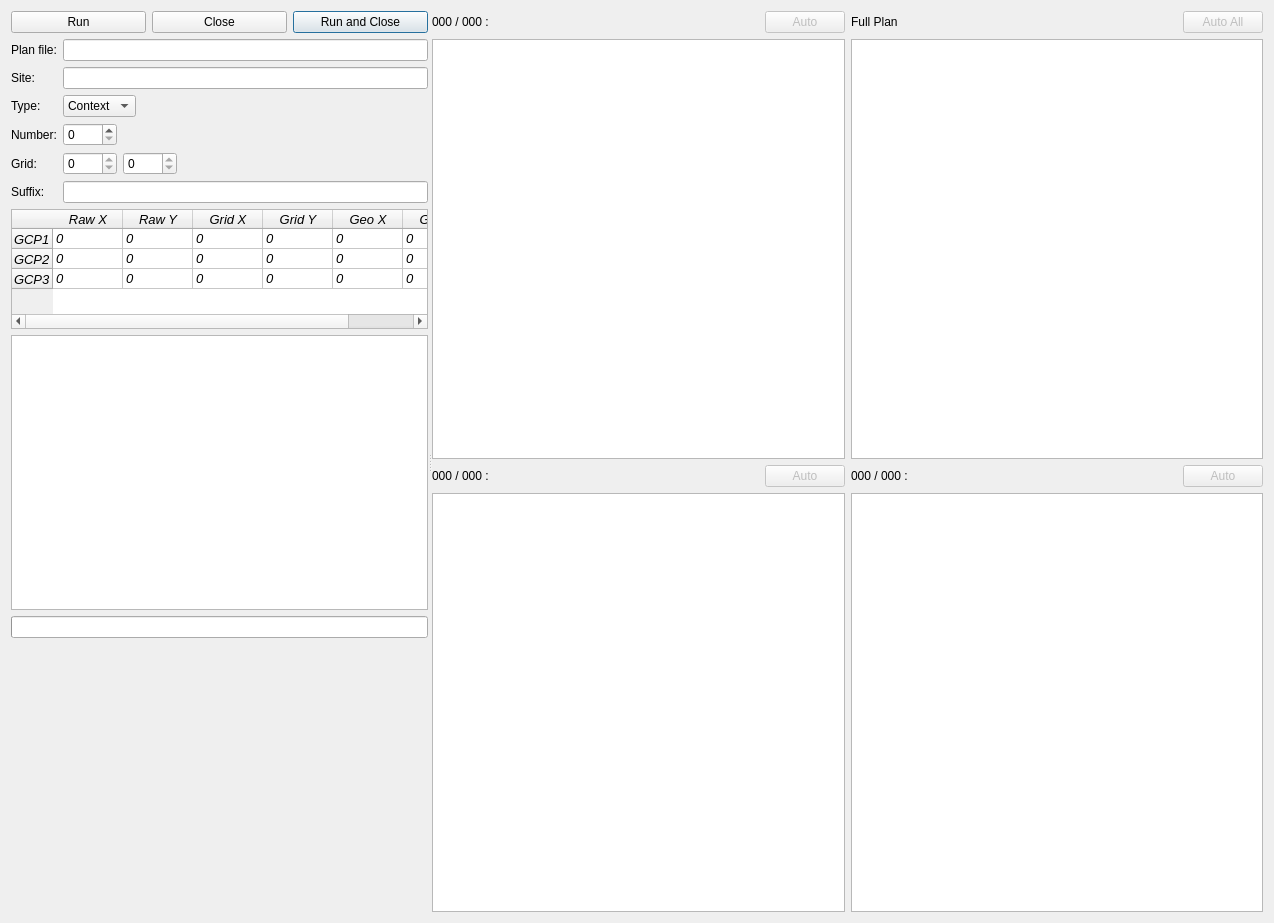
This is georef/georef_dialog_base.ui in lparchaeology/ArkPlan as Qt 5 draws it before an edit. The edited form follows.
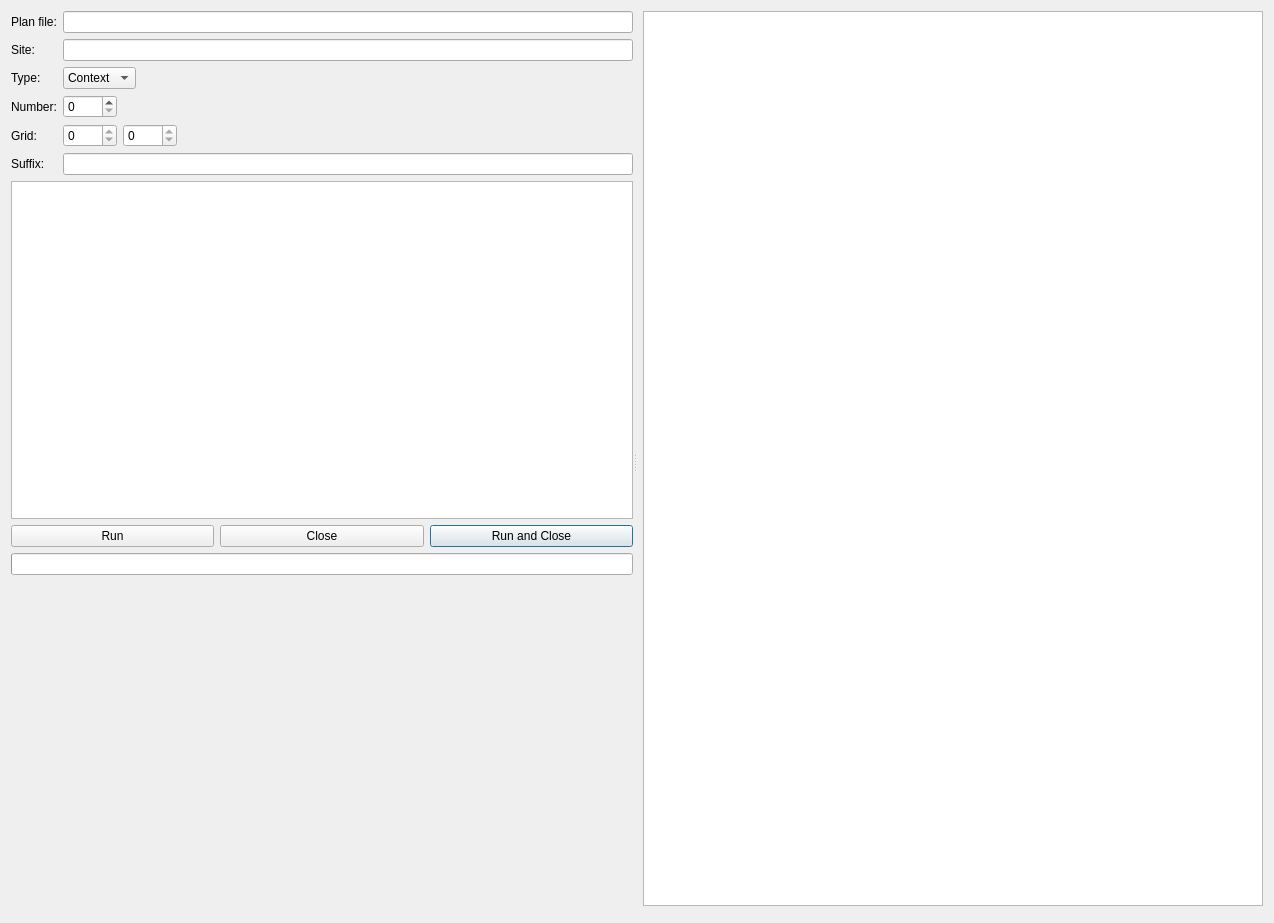
This is the edited form. Custom widgets are drawn as their Qt base class.

Commit message:
Complete GCP Widget refactor
Works as replacement for current georef model, can add extra modes
later.

Patch:
```diff
--- a/georef/georef_dialog_base.ui
+++ b/georef/georef_dialog_base.ui
@@ -27,34 +27,6 @@
      </property>
      <widget class="QWidget" name="layoutWidget">
       <layout class="QVBoxLayout" name="verticalLayout_4">
-       <item>
-        <layout class="QHBoxLayout" name="horizontalLayout_5">
-         <item>
-          <widget class="QPushButton" name="m_runButton">
-           <property name="text">
-            <string>Run</string>
-           </property>
-          </widget>
-         </item>
-         <item>
-          <widget class="QPushButton" name="m_closeButton">
-           <property name="text">
-            <string>Close</string>
-           </property>
-          </widget>
-         </item>
-         <item>
-          <widget class="QPushButton" name="m_runCloseButton">
-           <property name="text">
-            <string>Run and Close</string>
-           </property>
-           <property name="default">
-            <bool>true</bool>
-           </property>
-          </widget>
-         </item>
-        </layout>
-       </item>
        <item>
         <layout class="QFormLayout" name="formLayout">
          <property name="fieldGrowthPolicy">
@@ -101,59 +73,6 @@
            </property>
           </widget>
          </item>
-         <item row="5" column="0">
-          <widget class="QLabel" name="m_gridLabel">
-           <property name="text">
-            <string>Grid:</string>
-           </property>
-           <property name="buddy">
-            <cstring>m_eastSpin</cstring>
-           </property>
-          </widget>
-         </item>
-         <item row="5" column="1">
-          <layout class="QHBoxLayout" name="horizontalLayout_6">
-           <item>
-            <widget class="QSpinBox" name="m_eastSpin">
-             <property name="readOnly">
-              <bool>true</bool>
-             </property>
-             <property name="maximum">
-              <number>9999</number>
-             </property>
-             <property name="singleStep">
-              <number>5</number>
-             </property>
-            </widget>
-           </item>
-           <item>
-            <widget class="QSpinBox" name="m_northSpin">
-             <property name="readOnly">
-              <bool>true</bool>
-             </property>
-             <property name="maximum">
-              <number>9999</number>
-             </property>
-             <property name="singleStep">
-              <number>5</number>
-             </property>
-            </widget>
-           </item>
-           <item>
-            <spacer name="horizontalSpacer_6">
-             <property name="orientation">
-              <enum>Qt::Horizontal</enum>
-             </property>
-             <property name="sizeHint" stdset="0">
-              <size>
-               <width>40</width>
-               <height>20</height>
-              </size>
-             </property>
-            </spacer>
-           </item>
-          </layout>
-         </item>
          <item row="2" column="1">
           <widget class="QComboBox" name="m_typeCombo">
            <item>
@@ -215,14 +134,67 @@
            </item>
           </layout>
          </item>
-         <item row="6" column="0">
+         <item row="4" column="0">
+          <widget class="QLabel" name="m_gridLabel">
+           <property name="text">
+            <string>Grid:</string>
+           </property>
+           <property name="buddy">
+            <cstring>m_eastSpin</cstring>
+           </property>
+          </widget>
+         </item>
+         <item row="4" column="1">
+          <layout class="QHBoxLayout" name="horizontalLayout_6">
+           <item>
+            <widget class="QSpinBox" name="m_eastSpin">
+             <property name="readOnly">
+              <bool>true</bool>
+             </property>
+             <property name="maximum">
+              <number>9999</number>
+             </property>
+             <property name="singleStep">
+              <number>5</number>
+             </property>
+            </widget>
+           </item>
+           <item>
+            <widget class="QSpinBox" name="m_northSpin">
+             <property name="readOnly">
+              <bool>true</bool>
+             </property>
+             <property name="maximum">
+              <number>9999</number>
+             </property>
+             <property name="singleStep">
+              <number>5</number>
+             </property>
+            </widget>
+           </item>
+           <item>
+            <spacer name="horizontalSpacer_6">
+             <property name="orientation">
+              <enum>Qt::Horizontal</enum>
+             </property>
+             <property name="sizeHint" stdset="0">
+              <size>
+               <width>40</width>
+               <height>20</height>
+              </size>
+             </property>
+            </spacer>
+           </item>
+          </layout>
+         </item>
+         <item row="5" column="0">
           <widget class="QLabel" name="m_suffixLabel">
            <property name="text">
             <string>Suffix:</string>
            </property>
           </widget>
          </item>
-         <item row="6" column="1">
+         <item row="5" column="1">
           <widget class="QLineEdit" name="m_suffixEdit">
            <property name="maxLength">
             <number>1</number>
@@ -231,177 +203,11 @@
          </item>
         </layout>
        </item>
-       <item>
-        <widget class="QTableWidget" name="m_gcpTable">
-         <property name="sizePolicy">
-          <sizepolicy hsizetype="Expanding" vsizetype="Minimum">
-           <horstretch>0</horstretch>
-           <verstretch>0</verstretch>
-          </sizepolicy>
-         </property>
-         <property name="maximumSize">
-          <size>
-           <width>16777215</width>
-           <height>120</height>
-          </size>
-         </property>
-         <property name="font">
-          <font>
-           <pointsize>10</pointsize>
-           <italic>true</italic>
-          </font>
-         </property>
-         <property name="rowCount">
-          <number>3</number>
-         </property>
-         <property name="columnCount">
-          <number>6</number>
-         </property>
-         <attribute name="horizontalHeaderDefaultSectionSize">
-          <number>70</number>
-         </attribute>
-         <attribute name="verticalHeaderDefaultSectionSize">
-          <number>20</number>
-         </attribute>
-         <row>
-          <property name="text">
-           <string>GCP1</string>
-          </property>
-         </row>
-         <row>
-          <property name="text">
-           <string>GCP2</string>
-          </property>
-         </row>
-         <row>
-          <property name="text">
-           <string>GCP3</string>
-          </property>
-         </row>
-         <column>
-          <property name="text">
-           <string>Raw X</string>
-          </property>
-         </column>
-         <column>
-          <property name="text">
-           <string>Raw Y</string>
-          </property>
-         </column>
-         <column>
-          <property name="text">
-           <string>Grid X</string>
-          </property>
-         </column>
-         <column>
-          <property name="text">
-           <string>Grid Y</string>
-          </property>
-         </column>
-         <column>
-          <property name="text">
-           <string>Geo X</string>
-          </property>
-         </column>
-         <column>
-          <property name="text">
-           <string>Geo Y</string>
-          </property>
-         </column>
-         <item row="0" column="0">
-          <property name="text">
-           <string>0</string>
-          </property>
-         </item>
-         <item row="0" column="1">
-          <property name="text">
-           <string>0</string>
-          </property>
-         </item>
-         <item row="0" column="2">
-          <property name="text">
-           <string>0</string>
-          </property>
-         </item>
-         <item row="0" column="3">
-          <property name="text">
-           <string>0</string>
-          </property>
-         </item>
-         <item row="0" column="4">
-          <property name="text">
-           <string>0</string>
-          </property>
-         </item>
-         <item row="0" column="5">
-          <property name="text">
-           <string>0</string>
-          </property>
-         </item>
-         <item row="1" column="0">
-          <property name="text">
-           <string>0</string>
-          </property>
-         </item>
-         <item row="1" column="1">
-          <property name="text">
-           <string>0</string>
-          </property>
-         </item>
-         <item row="1" column="2">
-          <property name="text">
-           <string>0</string>
-          </property>
-         </item>
-         <item row="1" column="3">
-          <property name="text">
-           <string>0</string>
-          </property>
-         </item>
-         <item row="1" column="4">
-          <property name="text">
-           <string>0</string>
-          </property>
-         </item>
-         <item row="1" column="5">
-          <property name="text">
-           <string>0</string>
-          </property>
-         </item>
-         <item row="2" column="0">
-          <property name="text">
-           <string>0</string>
-          </property>
-         </item>
-         <item row="2" column="1">
-          <property name="text">
-           <string>0</string>
-          </property>
-         </item>
-         <item row="2" column="2">
-          <property name="text">
-           <string>0</string>
-          </property>
-         </item>
-         <item row="2" column="3">
-          <property name="text">
-           <string>0</string>
-          </property>
-         </item>
-         <item row="2" column="4">
-          <property name="text">
-           <string>0</string>
-          </property>
-         </item>
-         <item row="2" column="5">
-          <property name="text">
-           <string>0</string>
-          </property>
-         </item>
-        </widget>
-       </item>
        <item>
         <widget class="QTextEdit" name="m_outputText">
+         <property name="enabled">
+          <bool>true</bool>
+         </property>
          <property name="sizePolicy">
           <sizepolicy hsizetype="Preferred" vsizetype="MinimumExpanding">
            <horstretch>0</horstretch>
@@ -416,6 +222,34 @@
          </property>
         </widget>
        </item>
+       <item>
+        <layout class="QHBoxLayout" name="horizontalLayout_5">
+         <item>
+          <widget class="QPushButton" name="m_runButton">
+           <property name="text">
+            <string>Run</string>
+           </property>
+          </widget>
+         </item>
+         <item>
+          <widget class="QPushButton" name="m_closeButton">
+           <property name="text">
+            <string>Close</string>
+           </property>
+          </widget>
+         </item>
+         <item>
+          <widget class="QPushButton" name="m_runCloseButton">
+           <property name="text">
+            <string>Run and Close</string>
+           </property>
+           <property name="default">
+            <bool>true</bool>
+           </property>
+          </widget>
+         </item>
+        </layout>
+       </item>
        <item>
         <widget class="QProgressBar" name="m_progressBar"/>
        </item>
@@ -437,196 +271,16 @@
      <widget class="QWidget" name="layoutWidget">
       <layout class="QGridLayout" name="gridLayout">
        <item row="0" column="0">
-        <layout class="QVBoxLayout" name="verticalLayout">
-         <item>
-          <layout class="QHBoxLayout" name="horizontalLayout">
-           <item>
-            <widget class="QLabel" name="m_gridLabel1">
-             <property name="text">
-              <string>000 / 000 :</string>
-             </property>
-            </widget>
-           </item>
-           <item>
-            <spacer name="horizontalSpacer">
-             <property name="orientation">
-              <enum>Qt::Horizontal</enum>
-             </property>
-             <property name="sizeHint" stdset="0">
-              <size>
-               <width>40</width>
-               <height>20</height>
-              </size>
-             </property>
-            </spacer>
-           </item>
-           <item>
-            <widget class="QPushButton" name="m_autoButton1">
-             <property name="enabled">
-              <bool>false</bool>
-             </property>
-             <property name="text">
-              <string>Auto</string>
-             </property>
-            </widget>
-           </item>
-          </layout>
-         </item>
-         <item>
-          <widget class="GeorefGraphicsView" name="m_gridView1">
-           <property name="interactive">
-            <bool>false</bool>
-           </property>
-           <property name="dragMode">
-            <enum>QGraphicsView::NoDrag</enum>
-           </property>
-          </widget>
-         </item>
-        </layout>
-       </item>
-       <item row="0" column="1">
-        <layout class="QVBoxLayout" name="verticalLayout_6">
-         <item>
-          <layout class="QHBoxLayout" name="horizontalLayout_7">
-           <item>
-            <widget class="QLabel" name="m_fullPlanLabel">
-             <property name="text">
-              <string>Full Plan</string>
-             </property>
-            </widget>
-           </item>
-           <item>
-            <spacer name="horizontalSpacer_4">
-             <property name="orientation">
-              <enum>Qt::Horizontal</enum>
-             </property>
-             <property name="sizeHint" stdset="0">
-              <size>
-               <width>40</width>
-               <height>20</height>
-              </size>
-             </property>
-            </spacer>
-           </item>
-           <item>
-            <widget class="QPushButton" name="m_autoAllButton">
-             <property name="enabled">
-              <bool>false</bool>
-             </property>
-             <property name="text">
-              <string>Auto All</string>
-             </property>
-            </widget>
-           </item>
-          </layout>
-         </item>
-         <item>
-          <widget class="GeorefGraphicsView" name="m_planView">
-           <property name="interactive">
-            <bool>false</bool>
-           </property>
-           <property name="dragMode">
-            <enum>QGraphicsView::NoDrag</enum>
-           </property>
-          </widget>
-         </item>
-        </layout>
+        <widget class="GcpWidget" name="gcpWidget1" native="true"/>
        </item>
        <item row="1" column="0">
-        <layout class="QVBoxLayout" name="verticalLayout_2">
-         <item>
-          <layout class="QHBoxLayout" name="horizontalLayout_2">
-           <item>
-            <widget class="QLabel" name="m_gridLabel2">
-             <property name="text">
-              <string>000 / 000 :</string>
-             </property>
-            </widget>
-           </item>
-           <item>
-            <spacer name="horizontalSpacer_2">
-             <property name="orientation">
-              <enum>Qt::Horizontal</enum>
-             </property>
-             <property name="sizeHint" stdset="0">
-              <size>
-               <width>40</width>
-               <height>20</height>
-              </size>
-             </property>
-            </spacer>
-           </item>
-           <item>
-            <widget class="QPushButton" name="m_autoButton2">
-             <property name="enabled">
-              <bool>false</bool>
-             </property>
-             <property name="text">
-              <string>Auto</string>
-             </property>
-            </widget>
-           </item>
-          </layout>
-         </item>
-         <item>
-          <widget class="GeorefGraphicsView" name="m_gridView2">
-           <property name="interactive">
-            <bool>false</bool>
-           </property>
-           <property name="dragMode">
-            <enum>QGraphicsView::NoDrag</enum>
-           </property>
-          </widget>
-         </item>
-        </layout>
+        <widget class="GcpWidget" name="gcpWidget2" native="true"/>
        </item>
        <item row="1" column="1">
-        <layout class="QVBoxLayout" name="verticalLayout_3">
-         <item>
-          <layout class="QHBoxLayout" name="horizontalLayout_3">
-           <item>
-            <widget class="QLabel" name="m_gridLabel3">
-             <property name="text">
-              <string>000 / 000 :</string>
-             </property>
-            </widget>
-           </item>
-           <item>
-            <spacer name="horizontalSpacer_3">
-             <property name="orientation">
-              <enum>Qt::Horizontal</enum>
-             </property>
-             <property name="sizeHint" stdset="0">
-              <size>
-               <width>40</width>
-               <height>20</height>
-              </size>
-             </property>
-            </spacer>
-           </item>
-           <item>
-            <widget class="QPushButton" name="m_autoButton3">
-             <property name="enabled">
-              <bool>false</bool>
-             </property>
-             <property name="text">
-              <string>Auto</string>
-             </property>
-            </widget>
-           </item>
-          </layout>
-         </item>
-         <item>
-          <widget class="GeorefGraphicsView" name="m_gridView3">
-           <property name="interactive">
-            <bool>false</bool>
-           </property>
-           <property name="dragMode">
-            <enum>QGraphicsView::NoDrag</enum>
-           </property>
-          </widget>
-         </item>
-        </layout>
+        <widget class="GcpWidget" name="gcpWidget3" native="true"/>
+       </item>
+       <item row="0" column="1">
+        <widget class="GeorefGraphicsView" name="planView"/>
        </item>
       </layout>
      </widget>
@@ -640,6 +294,12 @@
    <extends>QGraphicsView</extends>
    <header>georef_graphics_view.h</header>
   </customwidget>
+  <customwidget>
+   <class>GcpWidget</class>
+   <extends>QWidget</extends>
+   <header>gcp_widget.h</header>
+   <container>1</container>
+  </customwidget>
  </customwidgets>
  <tabstops>
   <tabstop>m_gridView1</tabstop>
```
Left out of the diff: 24 changed lines with no effect on the pictures. The commit also changes 7 other files.
